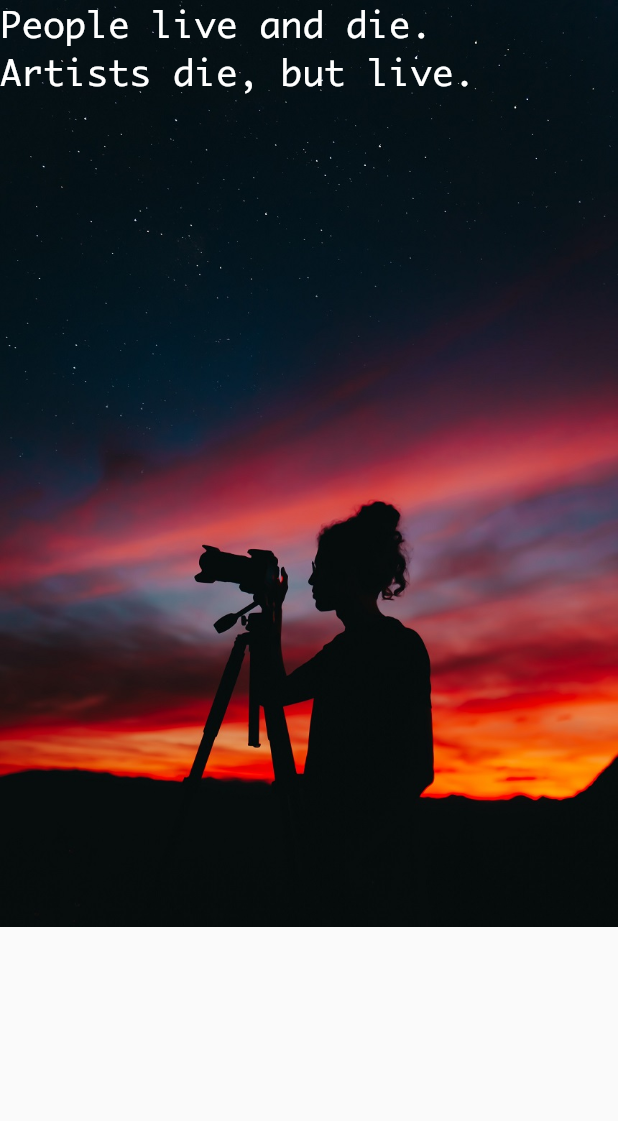
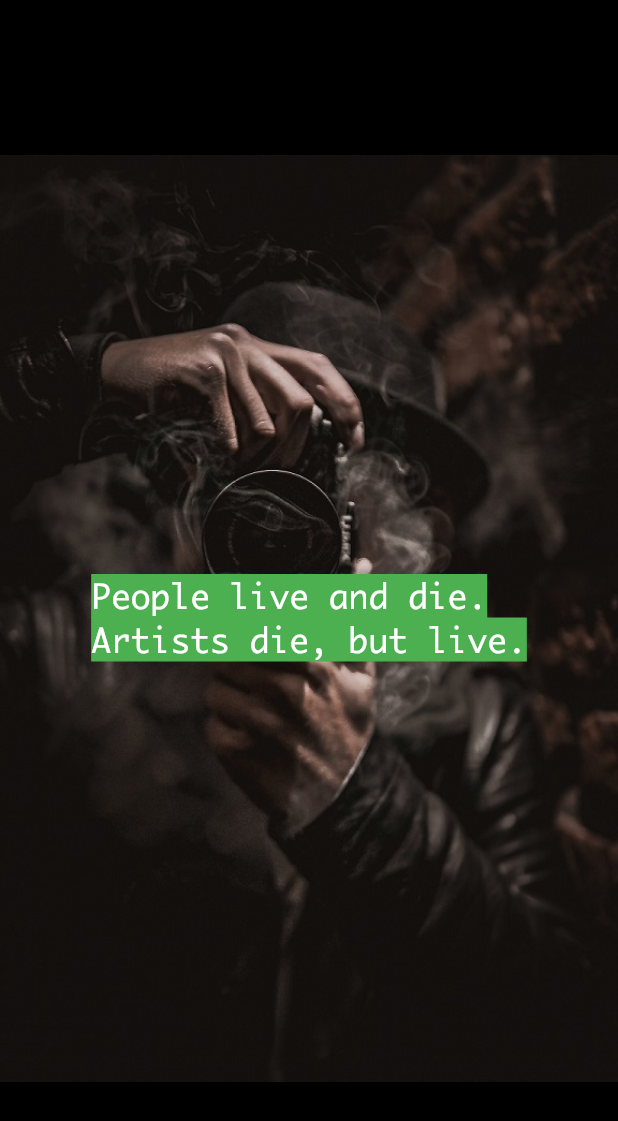
Before and after one commit to Luke-Vader/artcab, a Flutter app: the screen it shows after launch, on a phone screen of 412 x 824 dp. Shown: the top 1121 px of the screen. Run offline on Flutter 3.47's test engine with Material 2 defaults, Android fonts, the phone set to English and light mode, and no system bars; our stand-ins replace firebase_auth; accounts and stored records are empty.

Commit message:
doing something to the welcome page
Co-Authored-By: Sanket Mandal <sanketmndl@users.noreply.github.com>

```diff
--- a/artcab/lib/main.dart
+++ b/artcab/lib/main.dart
@@ -1,4 +1,3 @@
-import 'package:artcab/question.dart';
 import 'package:flutter/material.dart';
 import 'welcome.dart';
 import 'dart:async';
--- a/artcab/lib/welcome.dart
+++ b/artcab/lib/welcome.dart
@@ -9,23 +9,26 @@ class _WelcomeState extends State<Welcome> {
   @override
   Widget build(BuildContext context) {
     return Scaffold(
+      backgroundColor: Colors.black,
       body: Stack(
         children: <Widget>[
-            new Container(
+          new Center(
             child: new Image.asset(
-                'assets/images/welcome_1.jpg',
-                fit: BoxFit.fill,
+              'assets/images/welcome_2.jpg',
+              fit: BoxFit.contain,
             ),
           ),
-            new Text(
+          new Center(
+            child: new Text(
             "People live and die.\nArtists die, but live.",
             style: TextStyle(
               color: Colors.white,
-                fontSize: 24,
+              fontSize: 22,
+              backgroundColor: Colors.green,
             ),
+          )
         ),
       ],
-          )
-        );
+    ));
   }
 }
--- a/artcab/pubspec.yaml
+++ b/artcab/pubspec.yaml
@@ -46,7 +46,7 @@ flutter:
       fonts:
         - asset: assets/fonts/monaco.ttf
   assets:
-    - assets/images/welcome_1.jpg
+    - assets/images/welcome_2.jpg
   #  - images/a_dot_burr.jpeg
   #  - images/a_dot_ham.jpeg
 
```
Also changed, not shown: artcab/lib/signup_or_login.dart (+15 -0 lines), artcab/assets/images/welcome_1.jpg (deleted), artcab/assets/images/welcome_2.jpg (added). Lines whose indentation alone changed are shown as unchanged.
